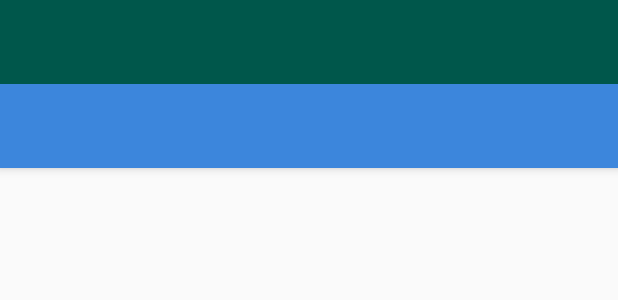
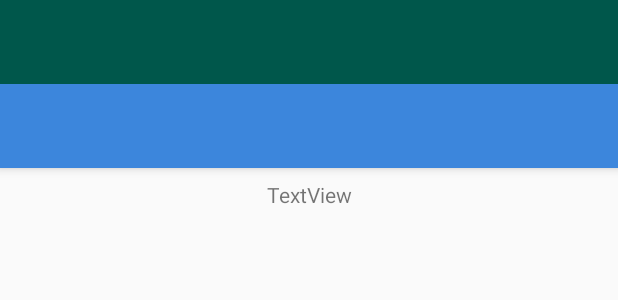
Before and after one commit to theophilehut/DeliveryMan, an Android app: the layout activity_deliveries.xml on its own in the app's theme, with its tools: preview values and no code run, on a phone screen of 412 x 824 dp. Shown: the top 300 px of the screen. Run offline under Robolectric (Android 15) with nearby library versions, the phone set to English and light mode, and no system bars.

```diff
--- a/app/src/main/res/layout/content_deliveries.xml
+++ b/app/src/main/res/layout/content_deliveries.xml
@@ -8,4 +8,19 @@
     tools:context=".DeliveriesActivity"
     tools:showIn="@layout/app_bar_deliveries">
 
+    <TextView
+        android:id="@+id/TV_deliveryman_status"
+        android:layout_width="wrap_content"
+        android:layout_height="wrap_content"
+        android:layout_marginStart="8dp"
+        android:layout_marginLeft="8dp"
+        android:layout_marginTop="8dp"
+        android:layout_marginEnd="8dp"
+        android:layout_marginRight="8dp"
+        android:text="TextView"
+        app:layout_constraintEnd_toEndOf="parent"
+        app:layout_constraintStart_toStartOf="parent"
+        app:layout_constraintTop_toTopOf="parent" />
+
+
 </android.support.constraint.ConstraintLayout>
--- a/app/src/main/res/layout/nav_header_profile.xml
+++ b/app/src/main/res/layout/nav_header_profile.xml
@@ -1,6 +1,7 @@
 <?xml version="1.0" encoding="utf-8"?>
 <LinearLayout xmlns:android="http://schemas.android.com/apk/res/android"
     xmlns:app="http://schemas.android.com/apk/res-auto"
+    xmlns:tools="http://schemas.android.com/tools"
     android:layout_width="match_parent"
     android:layout_height="@dimen/nav_header_height"
     android:background="@drawable/side_nav_bar"
@@ -18,7 +19,7 @@
         android:layout_height="wrap_content"
         android:contentDescription="@string/nav_header_desc"
         android:paddingTop="@dimen/nav_header_vertical_spacing"
-        app:srcCompat="@mipmap/ic_launcher_round" />
+        app:srcCompat="@mipmap/ic_launcher" />
 
     <TextView
         android:layout_width="match_parent"
--- a/app/src/main/res/values/strings.xml
+++ b/app/src/main/res/values/strings.xml
@@ -2,8 +2,8 @@
     <string name="app_name">DeliveryMan</string>
     <string name="navigation_drawer_open">Open navigation drawer</string>
     <string name="navigation_drawer_close">Close navigation drawer</string>
-    <string name="nav_header_title">Android Studio</string>
-    <string name="nav_header_subtitle">android.studio@android.com</string>
+    <string name="nav_header_title">The Food Delivering App</string>
+    <string name="nav_header_subtitle">Version for Delivery Men and Women</string>
     <string name="nav_header_desc">Navigation header</string>
     <string name="action_settings">Settings</string>
 
```
Also changed, not shown: app/src/main/res/drawable-hdpi/logo_polito.png (added), app/src/main/res/drawable-mdpi/logo_polito.png (added), app/src/main/res/drawable-xhdpi/logo_polito.png (added), app/src/main/res/drawable-xxhdpi/logo_polito.png (added), app/src/main/res/drawable-xxxhdpi/logo_polito.png (added).
